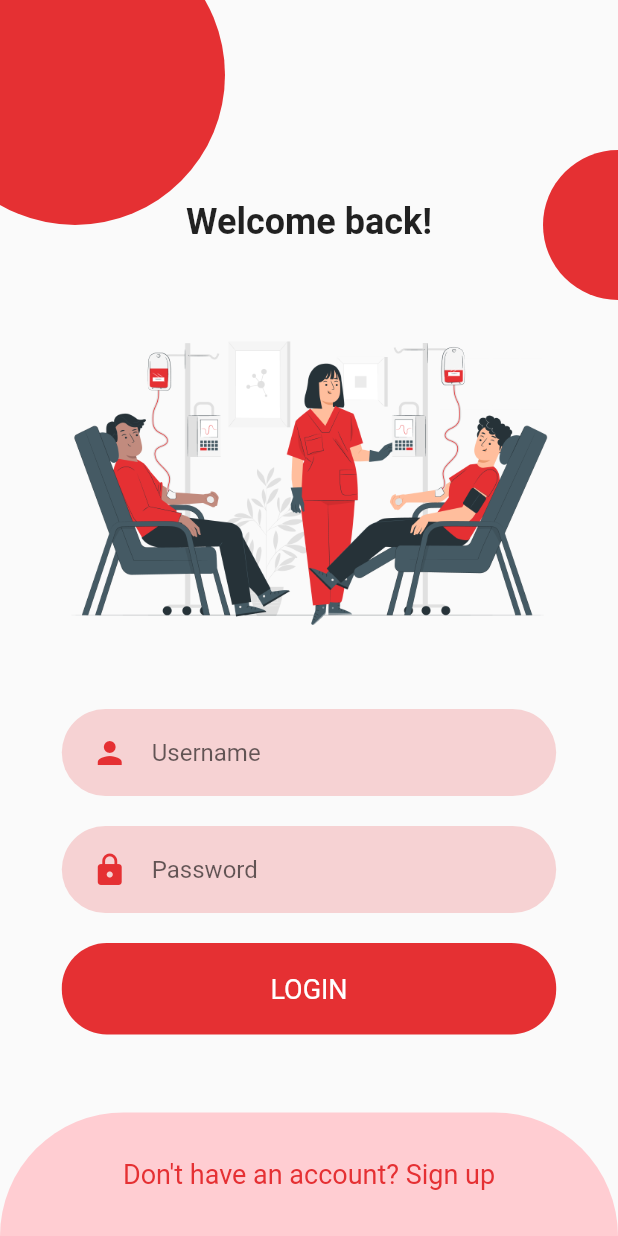
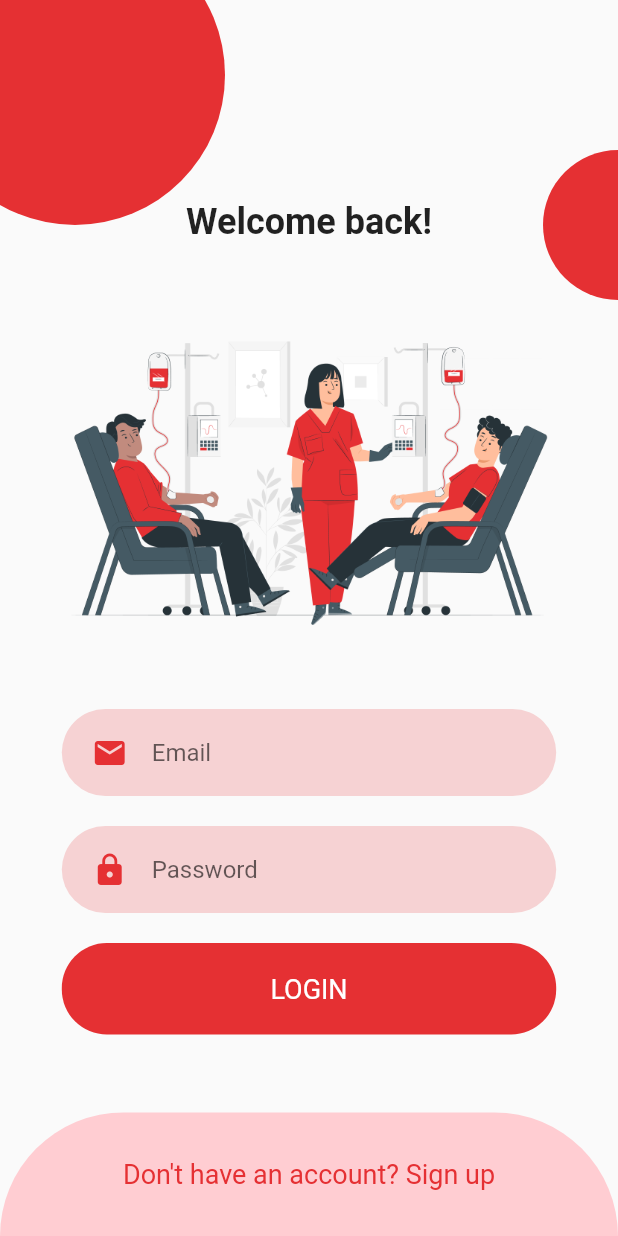
Before and after one commit to POORVI111/raktkhoj, a Flutter app: the screen it shows after launch, after a tap on "Sign In", on a phone screen of 412 x 824 dp. Run offline on Flutter 3.47's test engine with Material 2 defaults, Android fonts, the phone set to English and light mode, and no system bars; our stand-ins replace carousel_slider, firebase_auth, firebase_core, firebase_database, flutter_svg, fluttertoast and 4 more; missing offline and left inert: dropdownfield; accounts and stored records are empty; network calls fail.

Commit message:
login/signup backend added + ui bit changed

```diff
--- a/lib/Login.dart
+++ b/lib/Login.dart
@@ -6,10 +6,13 @@ import 'package:flutter/material.dart';
 import 'package:flutter/services.dart';
 import 'package:flutter_svg/svg.dart';
 import 'package:raktkhoj/Constants.dart';
+import 'package:raktkhoj/components/input_container.dart';
+import 'package:raktkhoj/components/register_button.dart';
 import 'package:raktkhoj/components/rounded_button.dart';
 import 'package:raktkhoj/components/rounded_input.dart';
 import 'package:raktkhoj/components/rounded_password_input.dart';
 import 'Colors.dart';
+import 'components/login_button.dart';
 
 class LoginScreen extends StatefulWidget {
   const LoginScreen({Key? key}) : super(key: key);
@@ -150,13 +153,42 @@ class _LoginScreenState extends State<LoginScreen> with SingleTickerProviderStat
 
                         SizedBox(height: 40),
 
-                        RoundedInput(icon: Icons.person,hint:'Username',),
+                        InputContainer(
+                          child: TextField(
+                            onChanged: (value) {
+                              email=value;
+                            },
+                            cursorColor: kMainRed,
+                            decoration: InputDecoration(
+                                icon: Icon(Icons.mail , color: kMainRed,),
+                                hintText: 'Email',
+                                border: InputBorder.none
+                            ),
+                          ),
+                        ),
 
-                        RoundedPasswordInput(hint:'Password'),
+                       // RoundedInput(icon: Icons.person,hint:'Username',),
+
+                        InputContainer(
+                          child: TextField(
+                            cursorColor: kMainRed,
+                            obscureText: true,
+                            onChanged: (value){
+                              password=value;
+                            },
+                            decoration: InputDecoration(
+                                icon: Icon(Icons.lock , color: kMainRed,),
+                                hintText: 'Password',
+                                border: InputBorder.none
+                            ),
+                          ),
+                        ),
+
+                        //RoundedPasswordInput(hint:'Password'),
 
                         SizedBox(height: 10,),
 
-                        RoundedButton(title: 'LOGIN'),
+                        LoginButton(title: 'LOGIN',userEmail : email , userPassword : password),
 
                       ],
 
@@ -217,11 +249,64 @@ class _LoginScreenState extends State<LoginScreen> with SingleTickerProviderStat
 
                           SizedBox(height: 5),
 
-                          RoundedInput(icon: Icons.person,hint:'Username',),
+                          InputContainer(
+                            child: TextField(
+                              onChanged: (value) {
+                                userName=value;
+                              },
+                              cursorColor: kMainRed,
+                              decoration: InputDecoration(
+                                  icon: Icon(Icons.person , color: kMainRed,),
+                                  hintText: 'Username',
+                                  border: InputBorder.none
+                              ),
+                            ),
+                          ),
 
-                          RoundedInput(icon: Icons.mail,hint:'Email',),
+                          //RoundedInput(icon: Icons.person,hint:'Username',),
+                          InputContainer(
+                            child: TextField(
+                              onChanged: (value) {
+                                email=value;
+                              },
+                              cursorColor: kMainRed,
+                              decoration: InputDecoration(
+                                  icon: Icon(Icons.mail , color: kMainRed,),
+                                  hintText: 'Email',
+                                  border: InputBorder.none
+                              ),
+                            ),
+                          ),
 
-                          RoundedPasswordInput(hint:'Password'),
+                          /*TextField(
+                            onChanged: (value) {
+                              email=value;
+                            },
+                            cursorColor: kMainRed,
+                            decoration: InputDecoration(
+                                icon: Icon(Icons.mail , color: kMainRed,),
+                                hintText: 'Email',
+                                border: InputBorder.none
+                            ),
+                          ),*/
+                          //RoundedInput(icon: Icons.mail,hint:'Email',),
+                          InputContainer(
+                            child: TextField(
+                              cursorColor: kMainRed,
+                              obscureText: true,
+                              onChanged: (value){
+                                password=value;
+                              },
+                              decoration: InputDecoration(
+                                  icon: Icon(Icons.lock , color: kMainRed,),
+                                  hintText: 'Password',
+                                  border: InputBorder.none
+                              ),
+                            ),
+                          ),
+
+
+                          //RoundedPasswordInput(hint:'Password'),
                           Container(
                         margin: EdgeInsets.symmetric(vertical: 10),
                         padding: EdgeInsets.symmetric(horizontal: 20,vertical: 5),
@@ -247,8 +332,9 @@ class _LoginScreenState extends State<LoginScreen> with SingleTickerProviderStat
                       ),
 
                           SizedBox(height: 10,),
-
-                          RoundedButton(title: 'SIGNUP'),
+                           RegisterButton(title: 'SIGNUP' , userEmail:email ,
+                               userUserName: userName,userBloodGroup: bloodGroup,
+                               userPassword: password),
 
                         ],
 
@@ -301,7 +387,13 @@ class _LoginScreenState extends State<LoginScreen> with SingleTickerProviderStat
 
 }
 
+ String email="";
+String password="";
+ String userName="";
+ String bloodGroup="";
 String selectGroup="";
+
+
 final bgroup=TextEditingController();
 //creating a list of blood groups
 
--- /dev/null
+++ b/lib/components/login_button.dart
@@ -0,0 +1,117 @@
+import 'package:firebase_auth/firebase_auth.dart';
+import 'package:flutter/cupertino.dart';
+import 'package:flutter/material.dart';
+import 'package:google_fonts/google_fonts.dart';
+import 'package:raktkhoj/Login.dart';
+
+import '../Colors.dart';
+import '../page_guide.dart';
+
+class LoginButton extends StatelessWidget {
+  const LoginButton({Key? key ,
+    required this.title,
+    required this.userEmail,
+    required this.userPassword,}) : super(key: key);
+
+  final String title;
+
+  final _auth = FirebaseAuth.instance;
+  final String userEmail;
+  final String userPassword;
+
+  @override
+  Widget build(BuildContext context) {
+    Size size = MediaQuery.of(context).size;
+    // ignore: unnecessary_statements
+    return InkWell(
+      onTap: () async {
+        try {
+          final user = await _auth.signInWithEmailAndPassword(
+              email: userEmail, password: userPassword);
+          if (user != null) {
+            print("Success");
+            print(userEmail+userPassword);
+            Navigator.pushReplacement(context, MaterialPageRoute(builder: (context) => PageGuide()));
+          }
+
+        } catch (e) {
+          switch (e) {
+            case "wrong-password":
+              errorMsg = "Incorrect password.";
+              break;
+            case "user-not-found":
+              errorMsg = "No user found with this email.";
+              break;
+            case "user-disabled":
+              errorMsg =
+              "User with this email has been disabled.";
+              break;
+            case "operation-not-allowed":
+              errorMsg =
+              "Too many requests. Try again later.";
+              break;
+            case "invalid-email":
+              errorMsg = "Email address is invalid.";
+              break;
+            default:
+              errorMsg = "Login failed. Please try again.";
+          }
+
+          _showDialog1(context, errorMsg);
+//                            switch (e.code) {
+//                              case "INVALID_PASSWORD":
+//                                setState(() {
+//                                  errorMsg = "This email is already in use.";
+//                                });
+//                                _showDialog1(context);
+//                            }
+
+          print(e);
+        }
+      },
+      borderRadius: BorderRadius.circular(30),
+      child: Container(
+        width: size.width*0.8,
+        decoration: BoxDecoration(
+          borderRadius: BorderRadius.circular(30),
+          color: kMainRed,
+
+        ),
+        padding: EdgeInsets.symmetric(vertical: 20),
+        alignment: Alignment.center,
+        child: Text(
+          title,
+          style: TextStyle(
+              color: Colors.white,
+              fontSize: 18
+          ),
+        ),
+      ),
+    );
+  }
+  Future<void> _showDialog1(BuildContext context, String errorMsg) {
+    return showDialog<void>(
+      context: context,
+      builder: (BuildContext context) {
+        return AlertDialog(
+          //title: Text('Alert'),
+          content: Text(errorMsg),
+          actions: <Widget>[
+            FlatButton(
+              child: Text('Ok',style: GoogleFonts.montserrat(fontSize: 14,color: kMainRed,fontWeight: FontWeight.w600),),
+              onPressed: () {
+                Navigator.pushReplacement(
+                  context,
+                  MaterialPageRoute(
+                    builder: (context) => LoginScreen(),
+                  ),
+                );
+              },
+            ),
+          ],
+        );
+      },
+    );
+  }
+}
+String errorMsg='';
--- a/lib/components/rounded_button.dart
+++ b/lib/components/rounded_button.dart
@@ -1,14 +1,18 @@
+import 'package:firebase_auth/firebase_auth.dart';
+import 'package:firebase_database/firebase_database.dart';
 import 'package:flutter/material.dart';
 import 'package:raktkhoj/Colors.dart';
 
 class RoundedButton extends StatelessWidget {
   const RoundedButton({Key? key , required this.title}) : super(key: key);
   final String title;
+
+
   @override
   Widget build(BuildContext context) {
     Size size = MediaQuery.of(context).size;
+    // ignore: unnecessary_statements
     return InkWell(
-      onTap: (){},
       borderRadius: BorderRadius.circular(30),
       child: Container(
         width: size.width*0.8,
```
Also changed, not shown: lib/components/register_button.dart (added, +151 -0 lines), lib/components/rounded_input.dart (+10 -3 lines), lib/page_guide.dart (added, +16 -0 lines).
